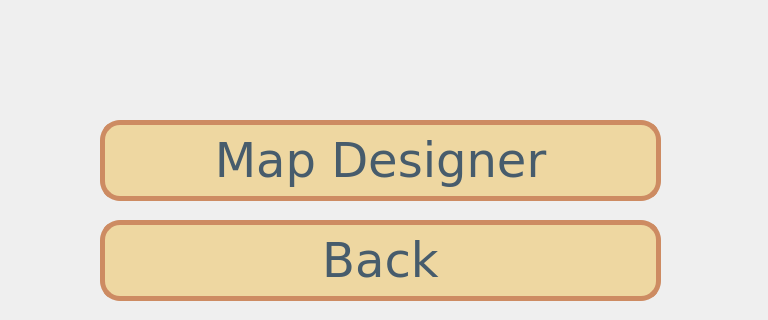
First picture: the form in settings.ui, repository hassanashr/FINALPROJECT, before the edit; both pictures show x 0 to 768 and y 390 to 710 of the 768 by 1024 pixel window.
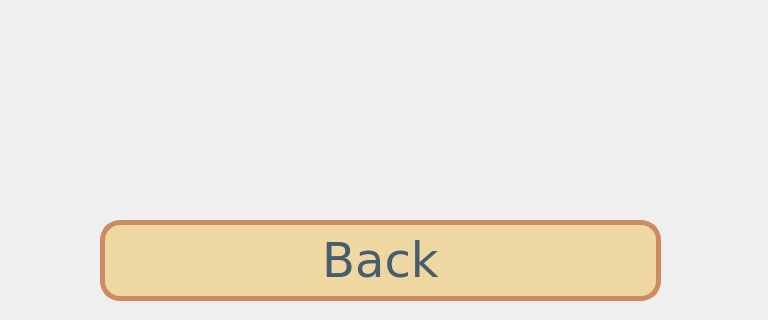
Second picture: the form after the edit.

Diff of the .ui file:
```diff
--- a/settings.ui
+++ b/settings.ui
@@ -146,38 +146,6 @@
     <string>Back</string>
    </property>
   </widget>
-  <widget class="QPushButton" name="map_design">
-   <property name="geometry">
-    <rect>
-     <x>100</x>
-     <y>510</y>
-     <width>561</width>
-     <height>81</height>
-    </rect>
-   </property>
-   <property name="font">
-    <font>
-     <family>Verdana</family>
-     <pointsize>-1</pointsize>
-     <italic>false</italic>
-     <bold>false</bold>
-    </font>
-   </property>
-   <property name="styleSheet">
-    <string notr="true"> background-color: rgb(238,215,161);
-    border-style: solid;
-    color:  rgb(71,92,108);
-    border-width: 5px;
-    border-radius: 20px;
-    border-color: rgb(205,139,98);
-    font: 48px;
-    padding: 6px;
-</string>
-   </property>
-   <property name="text">
-    <string>Map Designer</string>
-   </property>
-  </widget>
  </widget>
  <resources/>
  <connections/>
```
